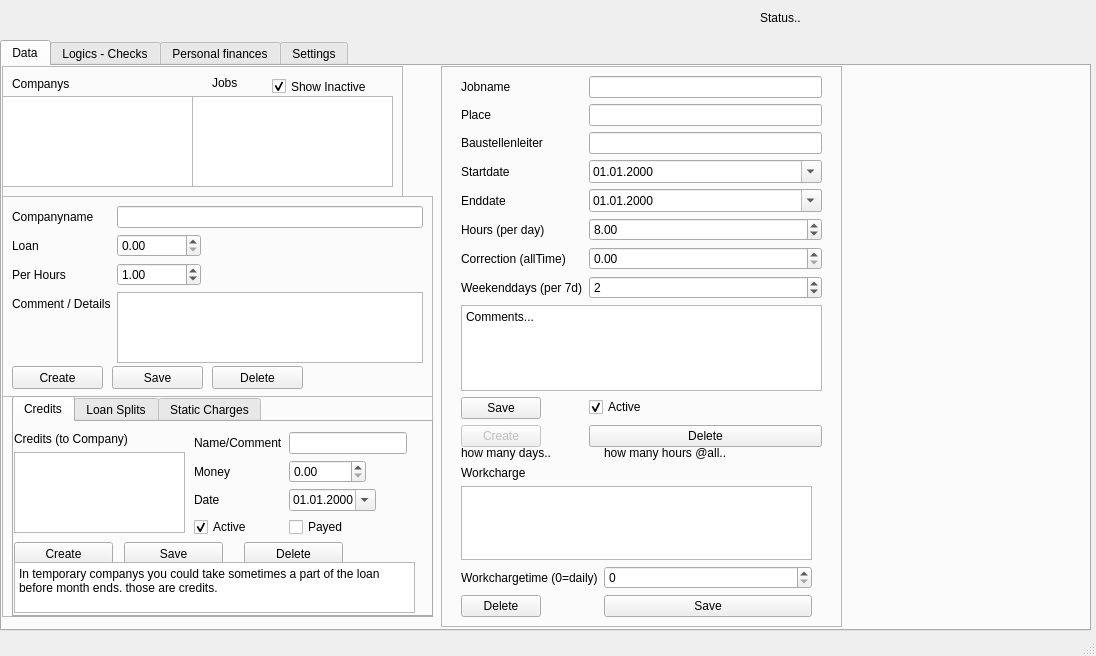
Qt form gui.ui (hersche/jobManagement) before a commit.
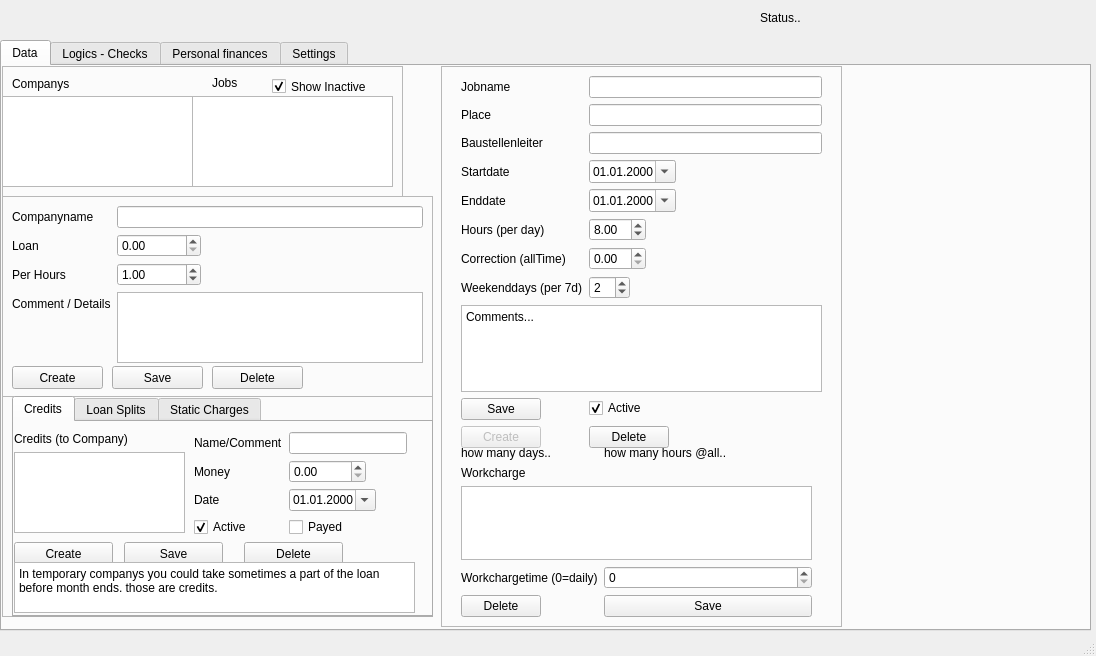
The same form after that commit. The open tabs and pages were chosen to show the change. Custom widgets are drawn as their Qt base class.

Patch:
```diff
--- a/gui.ui
+++ b/gui.ui
@@ -731,10 +731,13 @@
          <x>20</x>
          <y>10</y>
          <width>361</width>
-         <height>371</height>
+         <height>372</height>
         </rect>
        </property>
        <layout class="QFormLayout" name="formLayout">
+        <property name="fieldGrowthPolicy">
+         <enum>QFormLayout::ExpandingFieldsGrow</enum>
+        </property>
         <property name="labelAlignment">
          <set>Qt::AlignLeading|Qt::AlignLeft|Qt::AlignVCenter</set>
         </property>
```
Left out of the diff: 97 changed lines with no effect on the pictures.
